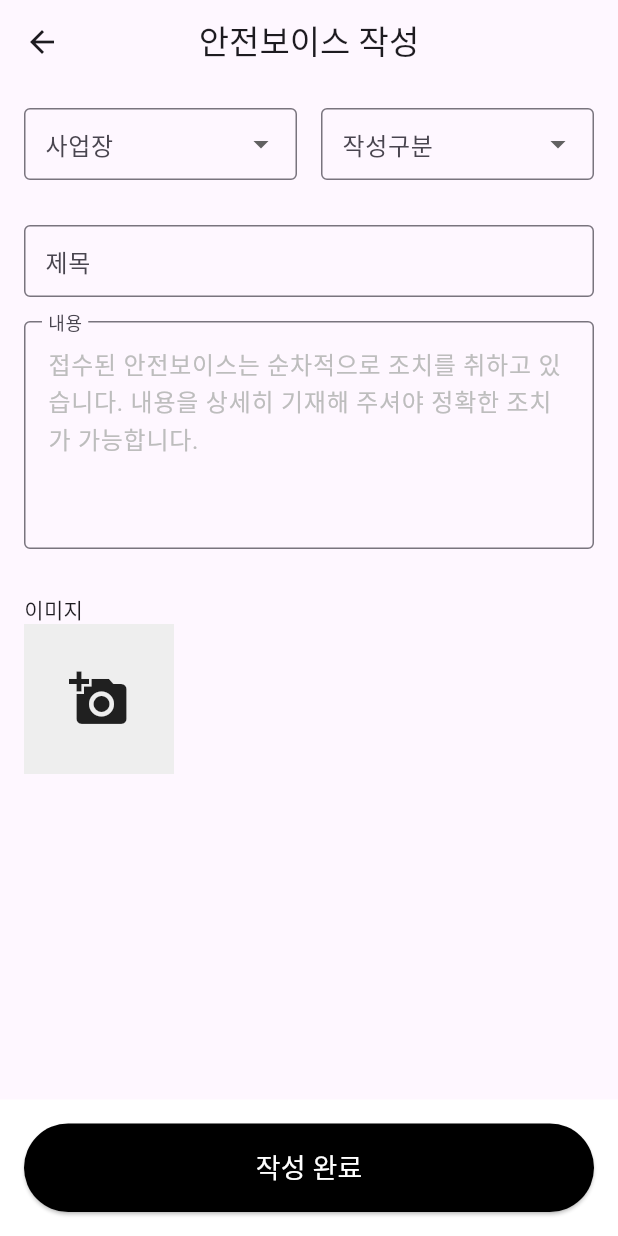
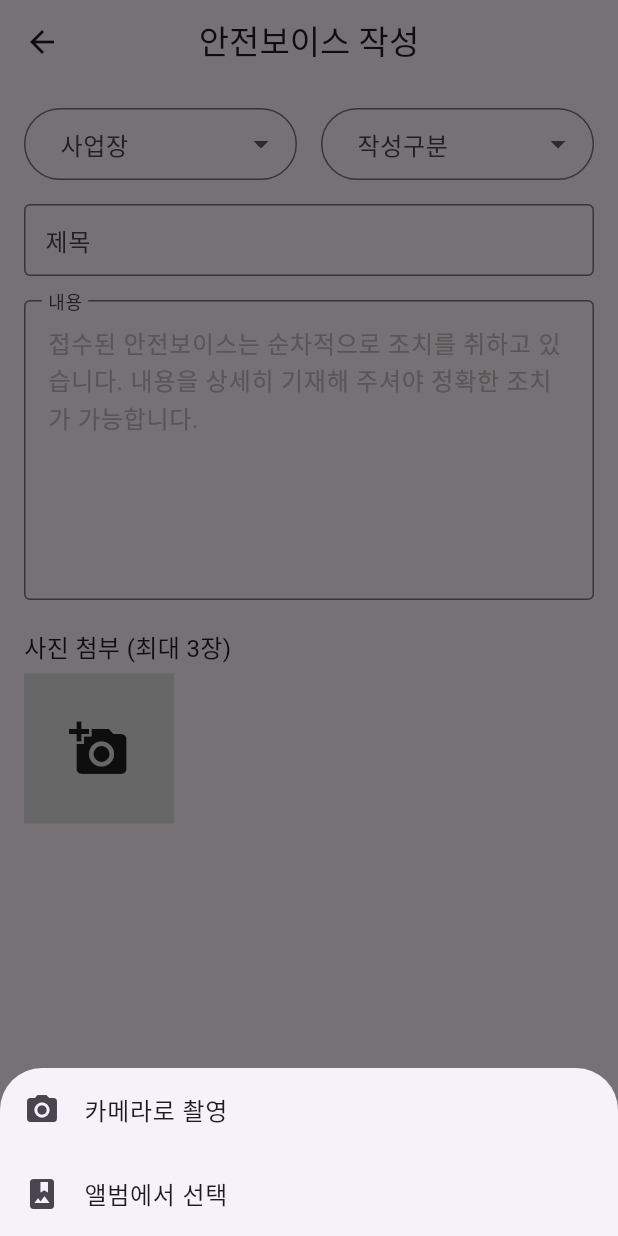
Before and after one commit to youngmi-k/major_disaster_manager-, a Flutter app: the SafetyVoicePage screen opened directly, after a tap on the "add a photo" icon, on a phone screen of 412 x 824 dp. Run offline on Flutter 3.47's test engine with Material 3 defaults, Android fonts, the phone set to English and light mode, and no system bars; our stand-ins replace image_picker.

Commit message:
[youngmi] 안전보이스 사진첨부 기능 구현

```diff
--- a/lib/page/safetyVoice_page.dart
+++ b/lib/page/safetyVoice_page.dart
@@ -1,62 +1,88 @@
 import 'package:flutter/material.dart';
+import 'package:image_picker/image_picker.dart';
+import 'dart:io';  // 파일 처리에 필요
 
-// 작성자는 로그인한 사용자, 작성일은 현재 날짜로 고정되기 때문에 생략함.
-// 나중에 DB에 넣을 때 이 부분을 입력받지 않아도 사용자와 일시에 맞게 고정으로 넣어야 함.
-class SafetyVoicePage extends StatelessWidget {
+class SafetyVoicePage extends StatefulWidget {
+  @override
+  _SafetyVoicePageState createState() => _SafetyVoicePageState();
+}
+
+class _SafetyVoicePageState extends State<SafetyVoicePage> {
+  List<File> _selectedImages = [];  // 여러 장의 이미지를 저장할 리스트
+  final ImagePicker _picker = ImagePicker();  // ImagePicker 인스턴스 생성
+
+  // 카메라 촬영 또는 앨범에서 이미지 선택
+  Future<void> _pickImage(ImageSource source) async {
+    final XFile? pickedFile = await _picker.pickImage(source: source);
+
+    if (pickedFile != null) {
+      setState(() {
+        _selectedImages.add(File(pickedFile.path));  // 이미지 파일 경로를 리스트에 추가
+      });
+    }
+  }
+
+  // 이미지 삭제 기능
+  void _removeImage(int index) {
+    setState(() {
+      _selectedImages.removeAt(index);  // 선택된 이미지를 리스트에서 삭제
+    });
+  }
+
   @override
   Widget build(BuildContext context) {
-
     return Scaffold(
+      resizeToAvoidBottomInset: true,  // 키보드가 올라왔을 때 화면이 조정되도록 설정
       appBar: AppBar(
         title: Text('안전보이스 작성'),
         centerTitle: true,
       ),
-      body: Stack(
-        children: [
-          Padding(
+      body: SingleChildScrollView(
         padding: const EdgeInsets.all(16.0),
-            child: ListView(
+        child: Column(
           children: [
             Row(
               children: [
                 Expanded(
-                      // 드롭다운: 사업장 선택
                   child: DropdownButtonFormField<String>(
                     decoration: InputDecoration(
                       labelText: '사업장',
-                          border: OutlineInputBorder(),
-                          contentPadding: EdgeInsets.symmetric(vertical: 10, horizontal: 10),
+                      border: OutlineInputBorder(
+                        borderRadius: BorderRadius.circular(30.0),  // 타원형 테두리
+                        borderSide: BorderSide(color: Colors.grey),
+                      ),
+                      contentPadding: EdgeInsets.symmetric(vertical: 10, horizontal: 20),
                     ),
                     items: ['본관', '공학관', '보건의료관', '스포츠과학관', '원화관', '인문관', '자연과학관']
                         .map((label) => DropdownMenuItem(
                       child: Text(label),
                       value: label,
-                        ))
-                            .toList(),
+                    )).toList(),
                     onChanged: (value) {},
                   ),
                 ),
-                    SizedBox(width: 16), // 두 드롭다운 사이의 간격
+                SizedBox(width: 16),
                 Expanded(
-                      // 드롭다운: 작성구분 선택
                   child: DropdownButtonFormField<String>(
                     decoration: InputDecoration(
                       labelText: '작성구분',
-                          border: OutlineInputBorder(),
-                          contentPadding: EdgeInsets.symmetric(vertical: 10, horizontal: 10),
+                      border: OutlineInputBorder(
+                        borderRadius: BorderRadius.circular(30.0),  // 타원형 테두리
+                        borderSide: BorderSide(color: Colors.grey),
+                      ),
+                      contentPadding: EdgeInsets.symmetric(vertical: 10, horizontal: 20),
                     ),
                     items: ['안전신고', '안전제안']
                         .map((label) => DropdownMenuItem(
                       child: Text(label),
                       value: label,
-                        ))
-                            .toList(),
+                    )).toList(),
                     onChanged: (value) {},
                   ),
                 ),
               ],
             ),
-                SizedBox(height: 30),
+            SizedBox(height: 16),
 
             // 텍스트 필드: 제목
             TextFormField(
@@ -72,52 +98,96 @@ class SafetyVoicePage extends StatelessWidget {
             TextFormField(
               decoration: InputDecoration(
                 labelText: '내용',
-                    hintText: '접수된 안전보이스는 순차적으로 조치를 취하고 있습니다. 내용을 상세히 기재해 주셔야 정확한 조치가 가능합니다.', // 힌트 텍스트 추가
+                hintText: '접수된 안전보이스는 순차적으로 조치를 취하고 있습니다. 내용을 상세히 기재해 주셔야 정확한 조치가 가능합니다.',
                 hintStyle: TextStyle(color: Colors.grey[400]),
-                    floatingLabelBehavior: FloatingLabelBehavior.always,  // 항상 라벨을 위에 표시
+                floatingLabelBehavior: FloatingLabelBehavior.always,
                 border: OutlineInputBorder(),
               ),
-                  maxLines: 5,
+              maxLines: 7,
             ),
-                SizedBox(height: 30),
+            SizedBox(height: 20),
 
-                // 이미지 버튼
-                Text('이미지'),
+            // '사진 첨부' 텍스트
+            Align(
+              alignment: Alignment.centerLeft,
+              child: Text(
+                '사진 첨부 (최대 3장)',
+                style: TextStyle(
+                  fontSize: 16,
+                ),
+              ),
+            ),
+            SizedBox(height: 5),
+
+            // 이미지 버튼 및 선택된 이미지 리스트
             Row(
               children: [
                 GestureDetector(
                   onTap: () {
-                        // 이미지 촬영 및 선택 기능
+                    _showImageSourceActionSheet();  // 이미지 선택 방법 선택
                   },
                   child: Container(
                     width: 100,
                     height: 100,
-                        color: Colors.grey[200],
+                    color: Colors.grey[300],
                     child: Icon(Icons.add_a_photo, size: 40),
                   ),
                 ),
                 SizedBox(width: 16),
+                // 선택된 이미지가 있을 때만 보여주기 (최대 3장)
+                Expanded(
+                  child: Container(
+                    height: 100,
+                    child: ListView.builder(
+                      scrollDirection: Axis.horizontal,
+                      itemCount: _selectedImages.length,
+                      itemBuilder: (context, index) {
+                        return Stack(
+                          children: [
+                            Container(
+                              margin: EdgeInsets.only(right: 16),
+                              width: 100,
+                              height: 100,
+                              decoration: BoxDecoration(
+                                border: Border.all(color: Colors.grey),
+                              ),
+                              child: Image.file(_selectedImages[index], fit: BoxFit.cover),
+                            ),
+                            // 이미지 삭제 버튼
+                            Positioned(
+                              top: 4,
+                              right: 4,
+                              child: GestureDetector(
+                                onTap: () => _removeImage(index),
+                                child: Container(
+                                  decoration: BoxDecoration(
+                                    shape: BoxShape.circle,
+                                    color: Colors.black.withOpacity(0.5),
+                                  ),
+                                  child: Icon(Icons.close, color: Colors.white, size: 20),
+                                ),
+                              ),
+                            ),
+                          ],
+                        );
+                      },
+                    ),
+                  ),
+                ),
               ],
             ),
-                SizedBox(height: 16),
           ],
         ),
       ),
-          // 하단에 고정된 작성완료 버튼
-          Positioned(  // Positioned 위젯으로 버튼의 위치를 지정
-            bottom: 0,  // 하단에 고정
-            left: 0,
-            right: 0,
-            child: Container(
-              width: double.infinity,
-              color: Colors.white,  // 배경 색상을 지정하여 하단을 구분
+      // 하단 고정된 작성완료 버튼
+      bottomNavigationBar: Padding(
         padding: const EdgeInsets.all(16.0),
         child: ElevatedButton(
           style: ElevatedButton.styleFrom(
-                  backgroundColor: Colors.black,  // 버튼 배경색을 검정색으로 설정
-                  foregroundColor: Colors.white,  // 버튼 글자색을 흰색으로 설정
-                  padding: EdgeInsets.all(16),  // 버튼 안쪽 패딩
-                  shape: StadiumBorder(),  // 타원형 버튼으로 설정
+            backgroundColor: Colors.black,
+            foregroundColor: Colors.white,
+            padding: EdgeInsets.all(16),
+            shape: StadiumBorder(),
           ),
           onPressed: () {
             // 작성완료 기능
@@ -125,13 +195,40 @@ class SafetyVoicePage extends StatelessWidget {
           child: Text('작성 완료', style: TextStyle(fontSize: 18)),
         ),
       ),
+    );
+  }
+
+  // 이미지 소스 선택 다이얼로그 (카메라 or 갤러리)
+  void _showImageSourceActionSheet() {
+    showModalBottomSheet(
+      context: context,
+      builder: (BuildContext context) {
+        return SafeArea(
+          child: Column(
+            mainAxisSize: MainAxisSize.min,
+            children: [
+              ListTile(
+                leading: Icon(Icons.camera_alt),
+                title: Text('카메라로 촬영'),
+                onTap: () {
+                  Navigator.pop(context);
+                  _pickImage(ImageSource.camera);  // 카메라 촬영
+                },
+              ),
+              ListTile(
+                leading: Icon(Icons.photo_album),
+                title: Text('앨범에서 선택'),
+                onTap: () {
+                  Navigator.pop(context);
+                  _pickImage(ImageSource.gallery);  // 갤러리에서 이미지 선택
+                },
               ),
             ],
           ),
         );
+      },
+    );
   }
 }
 
-void main() => runApp(MaterialApp(
-  home: SafetyVoicePage(),
-));
+void main() => runApp(MaterialApp(home: SafetyVoicePage()));
--- a/pubspec.yaml
+++ b/pubspec.yaml
@@ -33,6 +33,8 @@ dependencies:
   http: ^1.2.2
   shared_preferences: ^2.3.2
   intl: ^0.19.0
+  image_picker: ^1.1.2
+  camera: ^0.11.0+2
 
   # The following adds the Cupertino Icons font to your application.
   # Use with the CupertinoIcons class for iOS style icons.
```
Also changed, not shown: pubspec.lock, 5 other files. Lines whose indentation alone changed are shown as unchanged.
